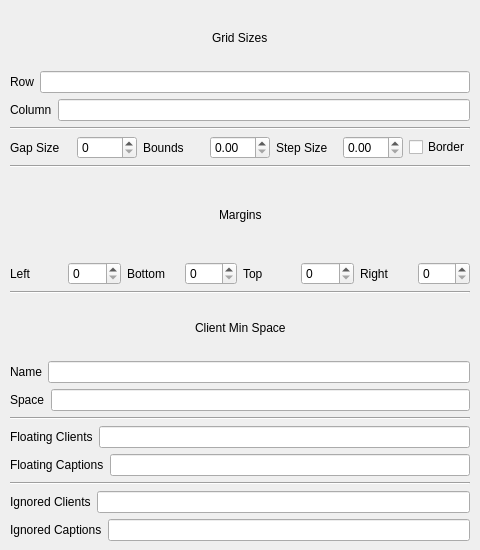
Qt form contents/ui/config.ui (lingtjien/Grid-Tiling-Kwin) before a commit.
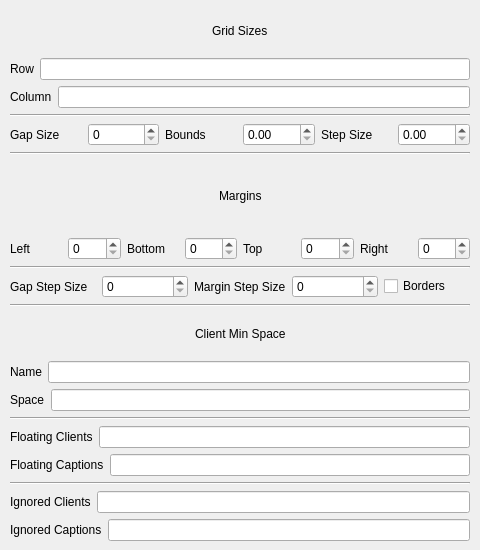
The same form after that commit.

Commit message: [feat] Increase/decrease gaps/margins

```diff
--- a/contents/ui/config.ui
+++ b/contents/ui/config.ui
@@ -158,13 +158,6 @@
         </property>
        </widget>
       </item>
-      <item>
-       <widget class="QCheckBox" name="kcfg_border">
-        <property name="text">
-         <string>Border</string>
-        </property>
-       </widget>
-      </item>
      </layout>
     </item>
     <item>
@@ -263,7 +256,53 @@
      </layout>
     </item>
     <item>
-     <widget class="Line" name="lineDivider2">
+      <widget class="Line" name="lineDivider2">
+        <property name="orientation">
+          <enum>Qt::Horizontal</enum>
+        </property>
+      </widget>
+    </item>
+    <item>
+      <layout class="QHBoxLayout" name="additionnalParametersLayout">
+        <item>
+         <widget class="QLabel" name="gapStepSizeLabel">
+          <property name="text">
+           <string>Gap Step Size</string>
+          </property>
+         </widget>
+        </item>
+        <item>
+         <widget class="QSpinBox" name="kcfg_gapStepSize">
+          <property name="maximum">
+           <number>1000</number>
+          </property>
+         </widget>
+        </item>
+        <item>
+         <widget class="QLabel" name="marginStepSizeLabel">
+          <property name="text">
+           <string>Margin Step Size</string>
+          </property>
+         </widget>
+        </item>
+        <item>
+         <widget class="QSpinBox" name="kcfg_marginStepSize">
+          <property name="maximum">
+           <number>1000</number>
+          </property>
+         </widget>
+        </item>
+        <item>
+         <widget class="QCheckBox" name="kcfg_border">
+          <property name="text">
+           <string>Borders</string>
+          </property>
+         </widget>
+        </item>
+      </layout>
+    </item>
+    <item>
+     <widget class="Line" name="lineDivider3">
       <property name="orientation">
        <enum>Qt::Horizontal</enum>
       </property>
@@ -353,7 +392,7 @@
      </layout>
     </item>
     <item>
-     <widget class="Line" name="lineDivider3">
+     <widget class="Line" name="lineDivider4">
       <property name="orientation">
        <enum>Qt::Horizontal</enum>
       </property>
@@ -396,7 +435,7 @@
      </layout>
     </item>
     <item>
-     <widget class="Line" name="lineDivider4">
+     <widget class="Line" name="lineDivider5">
       <property name="orientation">
        <enum>Qt::Horizontal</enum>
       </property>
```
The commit also changes 2 other files.
